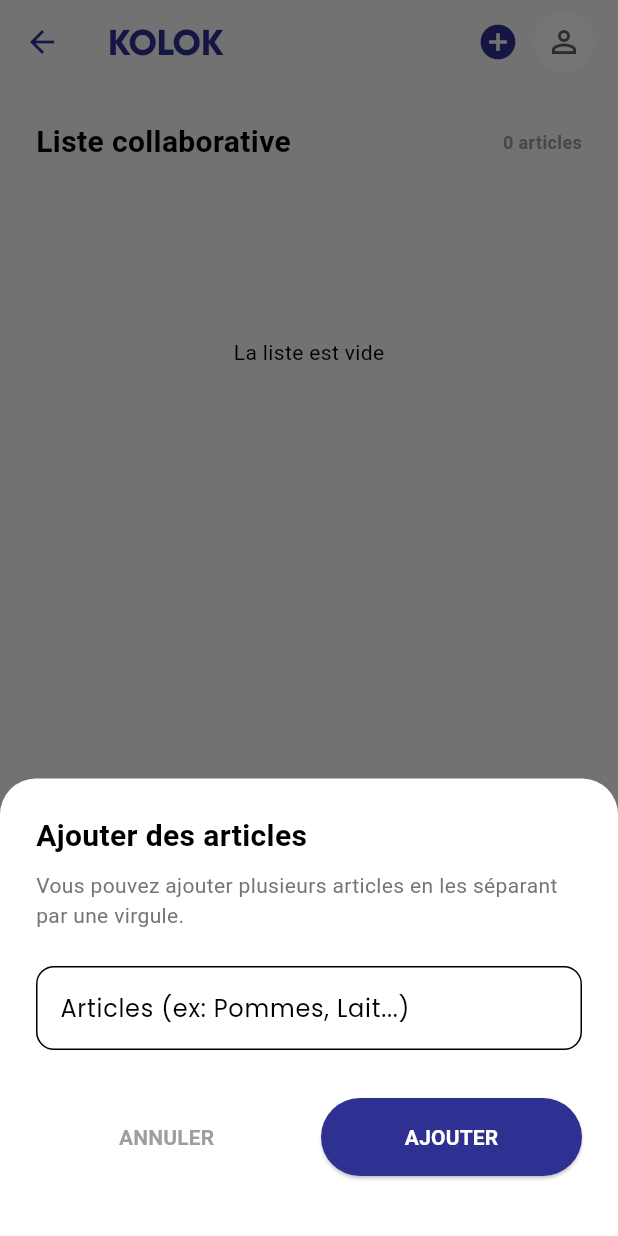
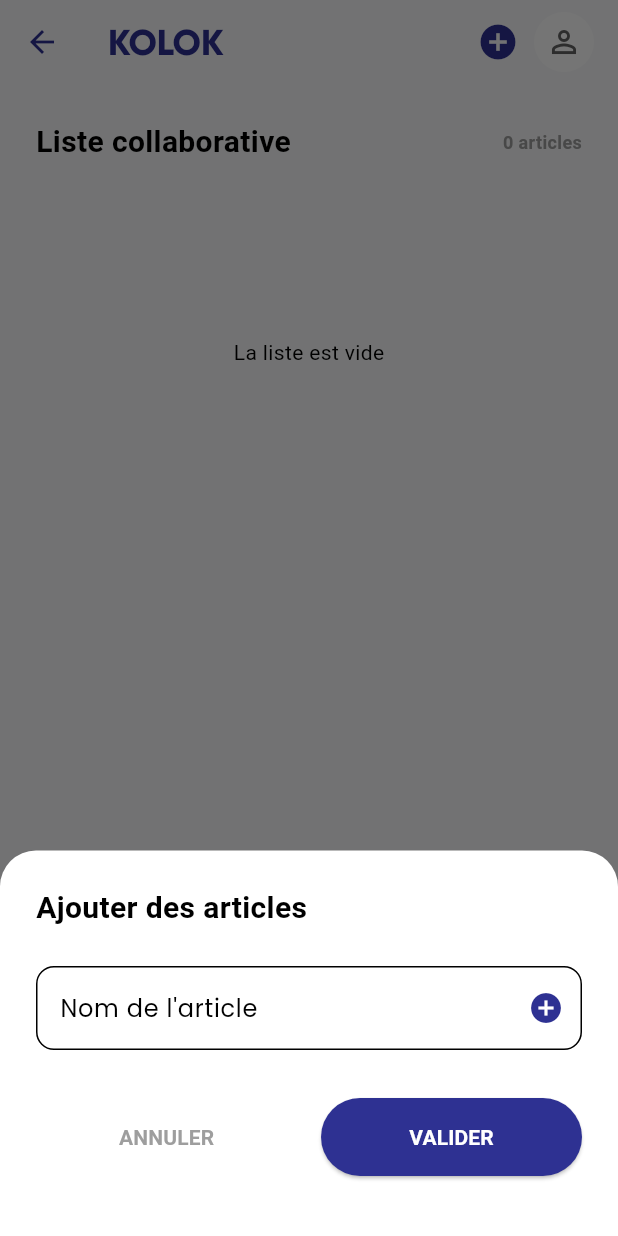
Before and after one commit to JulesssL/front-kolok, a Flutter app: the ShoppingScreen screen opened directly, after a tap on the "add circle" icon, on a phone screen of 412 x 824 dp. Run offline on Flutter 3.47's test engine with Material 3 defaults, Android fonts, the phone set to English and light mode, and no system bars; our stand-ins replace cached_network_image, flutter_dotenv, flutter_secure_storage, flutter_svg, google_fonts, image_picker and 2 more; accounts and stored records are empty; network calls fail.

Commit message:
feat(shopping): add stateful modal for pre-list of multiple items

```diff
--- a/lib/screens/shopping/shopping_screen.dart
+++ b/lib/screens/shopping/shopping_screen.dart
@@ -176,11 +176,26 @@ class _ShoppingScreenState extends State<ShoppingScreen> {
   }
 
   void _showAddItemsModal(BuildContext context) {
+    List<String> pendingItems = [];
+    final localController = TextEditingController();
+
     showModalBottomSheet(
       context: context,
       isScrollControlled: true,
       backgroundColor: Colors.transparent,
       builder: (context) {
+        return StatefulBuilder(
+          builder: (context, setModalState) {
+            void addPendingItem() {
+              final text = localController.text.trim();
+              if (text.isNotEmpty) {
+                setModalState(() {
+                  pendingItems.add(text);
+                });
+                localController.clear();
+              }
+            }
+
             return Container(
               padding: EdgeInsets.only(
                 bottom: MediaQuery.of(context).viewInsets.bottom + 24,
@@ -200,32 +215,46 @@ class _ShoppingScreenState extends State<ShoppingScreen> {
                     "Ajouter des articles",
                     style: TextStyle(fontSize: 20, fontWeight: FontWeight.bold),
                   ),
-              const SizedBox(height: 8),
-              Text(
-                "Vous pouvez ajouter plusieurs articles en les séparant par une virgule.",
-                style: TextStyle(color: Colors.grey.shade600, fontSize: 14),
-              ),
                   const SizedBox(height: 24),
                   TextField(
-                controller: _itemController,
-                onSubmitted: (value) {
-                  _addItems(value);
-                  if (context.mounted) Navigator.pop(context);
-                },
+                    controller: localController,
+                    onSubmitted: (_) => addPendingItem(),
                     decoration: InputDecoration(
-                  labelText: "Articles (ex: Pommes, Lait...)",
+                      labelText: "Nom de l'article",
                       border: OutlineInputBorder(borderRadius: BorderRadius.circular(12)),
+                      suffixIcon: IconButton(
+                        icon: const Icon(Icons.add_circle),
+                        color: Theme.of(context).colorScheme.primary,
+                        onPressed: addPendingItem,
                       ),
                     ),
+                  ),
+                  if (pendingItems.isNotEmpty) ...[
+                    const SizedBox(height: 16),
+                    Wrap(
+                      spacing: 8,
+                      runSpacing: 8,
+                      children: pendingItems.asMap().entries.map((entry) {
+                        final idx = entry.key;
+                        final val = entry.value;
+                        return Chip(
+                          label: Text(val),
+                          deleteIcon: const Icon(Icons.close, size: 18),
+                          onDeleted: () {
+                            setModalState(() {
+                              pendingItems.removeAt(idx);
+                            });
+                          },
+                        );
+                      }).toList(),
+                    ),
+                  ],
                   const SizedBox(height: 32),
                   Row(
                     children: [
                       Expanded(
                         child: TextButton(
-                      onPressed: () {
-                        _itemController.clear();
-                        Navigator.pop(context);
-                      },
+                          onPressed: () => Navigator.pop(context),
                           child: const Text("ANNULER", style: TextStyle(color: Colors.grey, fontWeight: FontWeight.bold)),
                         ),
                       ),
@@ -233,7 +262,12 @@ class _ShoppingScreenState extends State<ShoppingScreen> {
                       Expanded(
                         child: ElevatedButton(
                           onPressed: () {
-                        _addItems(_itemController.text);
+                            addPendingItem(); // Add any remaining text in the field
+                            if (pendingItems.isNotEmpty) {
+                              for (final item in pendingItems) {
+                                _addItems(item); // Note: _addItems splits by comma internally too
+                              }
+                            }
                             if (context.mounted) Navigator.pop(context);
                           },
                           style: ElevatedButton.styleFrom(
@@ -241,7 +275,7 @@ class _ShoppingScreenState extends State<ShoppingScreen> {
                             padding: const EdgeInsets.symmetric(vertical: 16),
                             shape: RoundedRectangleBorder(borderRadius: BorderRadius.circular(30)),
                           ),
-                      child: const Text("AJOUTER", style: TextStyle(color: Colors.white, fontWeight: FontWeight.bold)),
+                          child: const Text("VALIDER", style: TextStyle(color: Colors.white, fontWeight: FontWeight.bold)),
                         ),
                       ),
                     ],
@@ -249,6 +283,8 @@ class _ShoppingScreenState extends State<ShoppingScreen> {
                   const SizedBox(height: 16),
                 ],
               ),
+            );
+          }
         );
       },
     );
```
Lines whose indentation alone changed are shown as unchanged.
